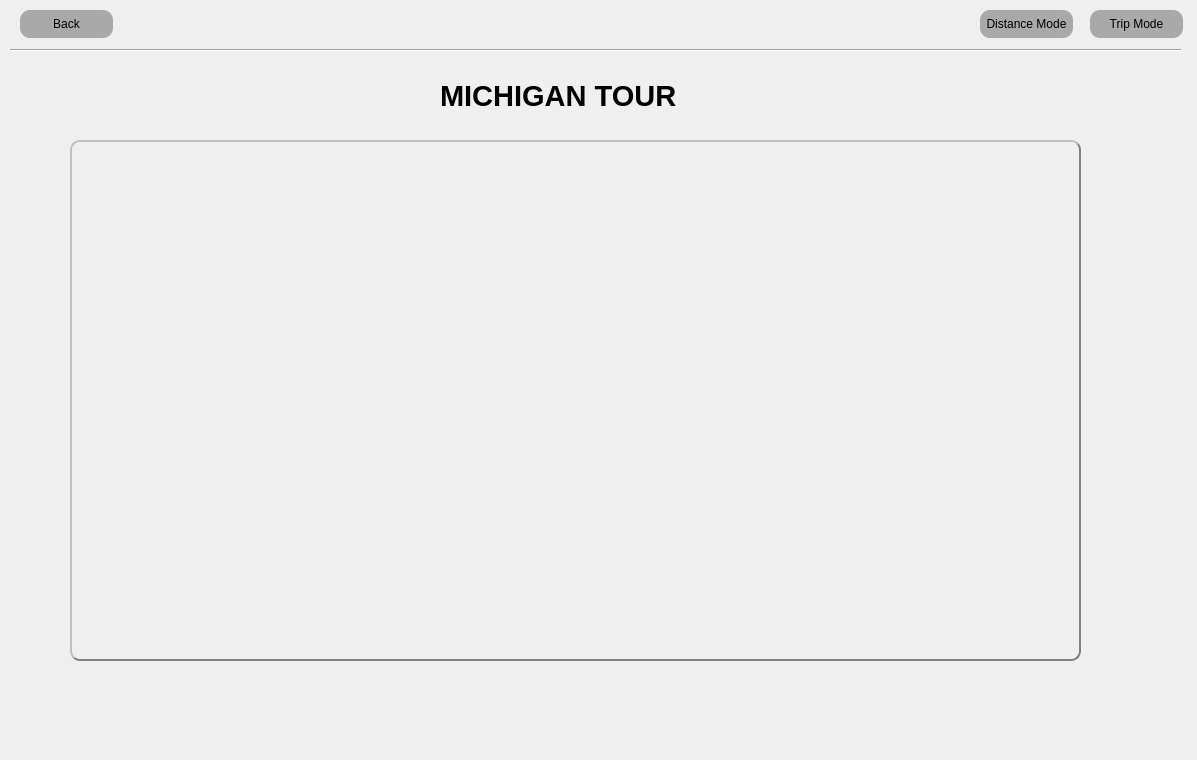
Qt form src/tourcampuses.ui (brianclinkenbeard/collegetour) before a commit.
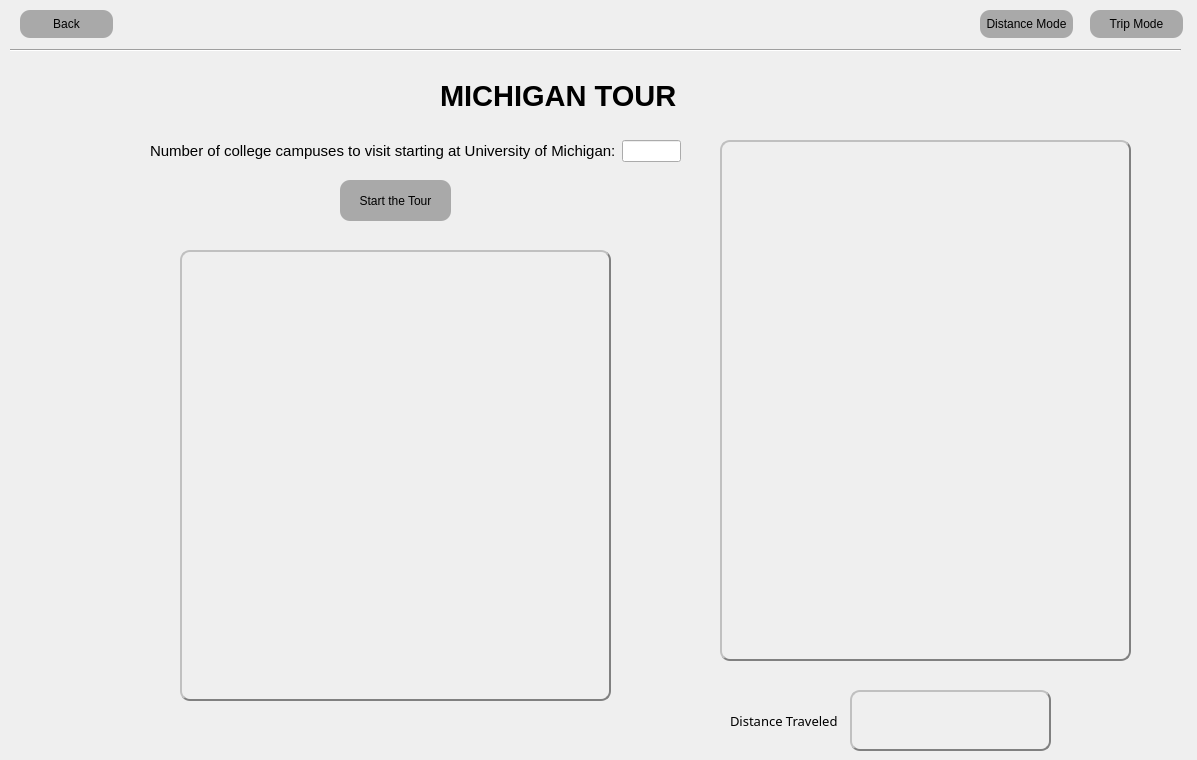
The same form after that commit. The open tabs and pages were chosen to show the change. Icons and pictures are not drawn.

Commit message: added some options to toure

What changed in the file:
```diff
--- a/src/tourcampuses.ui
+++ b/src/tourcampuses.ui
@@ -539,9 +539,9 @@
     <widget class="QTableWidget" name="trip_table_michigan">
      <property name="geometry">
       <rect>
-       <x>80</x>
+       <x>730</x>
        <y>80</y>
-       <width>1011</width>
+       <width>411</width>
        <height>521</height>
       </rect>
      </property>
@@ -571,6 +571,95 @@
       <string>MICHIGAN TOUR</string>
      </property>
     </widget>
+    <widget class="QTableWidget" name="distance_table_mi">
+     <property name="geometry">
+      <rect>
+       <x>860</x>
+       <y>630</y>
+       <width>201</width>
+       <height>61</height>
+      </rect>
+     </property>
+    </widget>
+    <widget class="QLabel" name="distance_label_4">
+     <property name="geometry">
+      <rect>
+       <x>740</x>
+       <y>650</y>
+       <width>141</width>
+       <height>21</height>
+      </rect>
+     </property>
+     <property name="font">
+      <font>
+       <family>MV Boli</family>
+       <pointsize>10</pointsize>
+      </font>
+     </property>
+     <property name="styleSheet">
+      <string notr="true">label_4 {
+	font-color: white;
+}</string>
+     </property>
+     <property name="text">
+      <string>Distance Traveled</string>
+     </property>
+    </widget>
+    <widget class="QTableWidget" name="trip_table_michigan_2">
+     <property name="geometry">
+      <rect>
+       <x>190</x>
+       <y>190</y>
+       <width>431</width>
+       <height>451</height>
+      </rect>
+     </property>
+     <property name="styleSheet">
+      <string notr="true">tableWidget_3 {
+	font-color: white;
+}</string>
+     </property>
+    </widget>
+    <widget class="QPushButton" name="pushButton_startMiTour">
+     <property name="geometry">
+      <rect>
+       <x>350</x>
+       <y>120</y>
+       <width>111</width>
+       <height>41</height>
+      </rect>
+     </property>
+     <property name="text">
+      <string>Start the Tour</string>
+     </property>
+    </widget>
+    <widget class="QWidget" name="">
+     <property name="geometry">
+      <rect>
+       <x>160</x>
+       <y>80</y>
+       <width>531</width>
+       <height>22</height>
+      </rect>
+     </property>
+     <layout class="QHBoxLayout" name="horizontalLayout">
+      <item>
+       <widget class="QLabel" name="label_collegeNum">
+        <property name="font">
+         <font>
+          <pointsize>11</pointsize>
+         </font>
+        </property>
+        <property name="text">
+         <string>Number of college campuses to visit starting at University of Michigan:</string>
+        </property>
+       </widget>
+      </item>
+      <item>
+       <widget class="QLineEdit" name="lineEdit_collegeNum"/>
+      </item>
+     </layout>
+    </widget>
    </widget>
    <widget class="QWidget" name="page_5">
     <widget class="QLabel" name="label_saddlebackTour">
```
Left out of the diff: 70 changed lines with no effect on the pictures. The commit also changes 2 other files.
